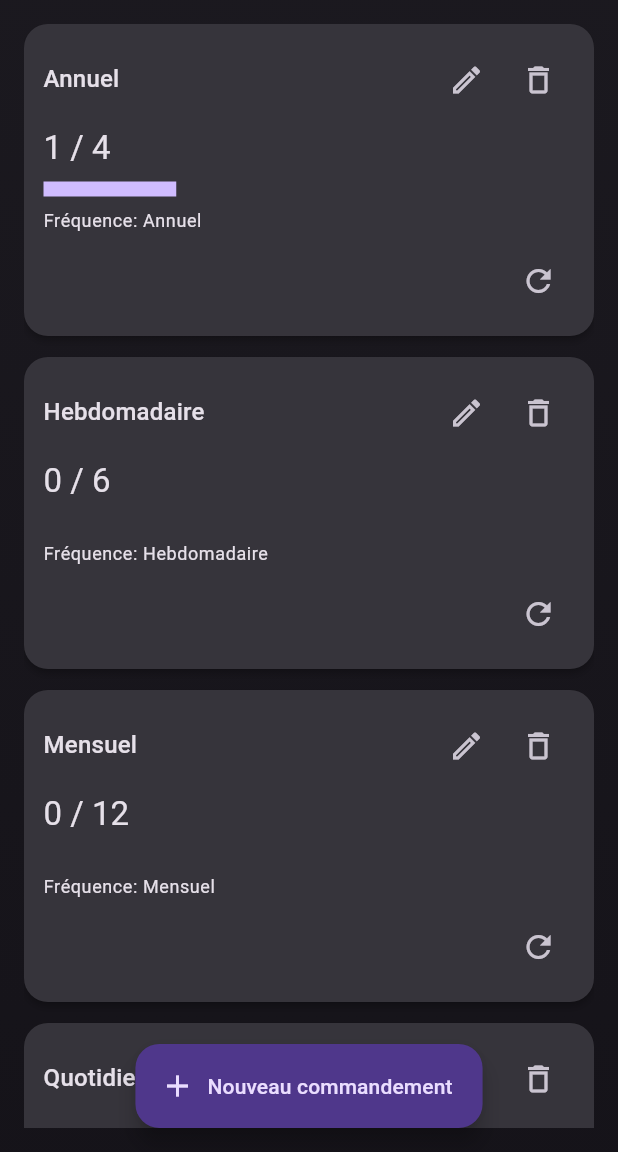
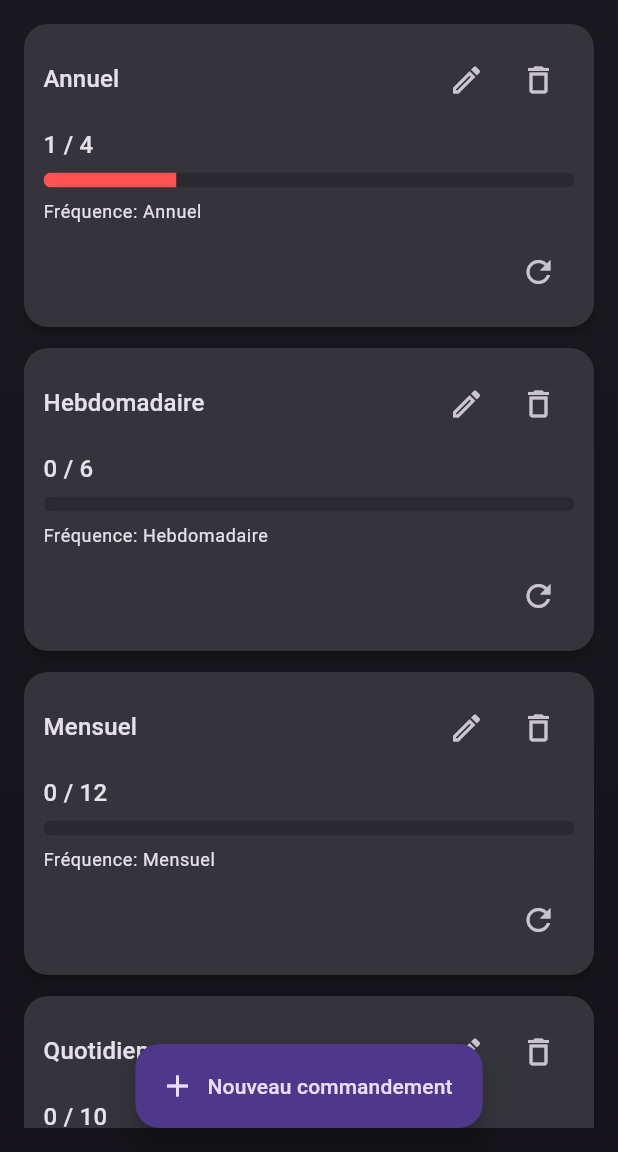
Before and after one commit to NicolasVera-dev/mes-commandements, a Flutter app: the screen it shows after launch, after a tap on "Annuel", on a phone screen of 412 x 824 dp, the part 84-1236 px from its top. Run offline on Flutter 3.47's test engine with Material 3 defaults, Android fonts, the phone set to English and light mode, and no system bars; our stand-ins replace flutter_bloc.

Commit message:
feature: Refactor CommandCard to use DynamicProgressBar for improved progress display

```diff
--- a/lib/features/counter/presentation/widgets/command_card.dart
+++ b/lib/features/counter/presentation/widgets/command_card.dart
@@ -5,6 +5,7 @@ import 'package:flutter/services.dart';
 import '../../domain/entities/command.dart';
 import '../pages/edit_command_page.dart';
 import '../state/command_provider.dart';
+import 'dynamic_progress_bar.dart';
 
 class CommandCard extends StatefulWidget {
   final Command command;
@@ -19,9 +20,6 @@ class CommandCard extends StatefulWidget {
 }
 
 class _CommandCardState extends State<CommandCard> {
-  late double _fromRatio;
-  late double _toRatio;
-
   List<TextSpan> _buildHighlightedSpans({
     required String text,
     required String query,
@@ -71,37 +69,14 @@ class _CommandCardState extends State<CommandCard> {
   }
 
   @override
-  void initState() {
-    super.initState();
-    final ratio = _progressRatio(widget.command);
-    _fromRatio = ratio;
-    _toRatio = ratio;
-  }
-
-  @override
   void didUpdateWidget(covariant CommandCard oldWidget) {
     super.didUpdateWidget(oldWidget);
-
-    final oldRatio = _progressRatio(oldWidget.command);
-    final newRatio = _progressRatio(widget.command);
     final oldCompleted = oldWidget.command.isCompleted();
     final newCompleted = widget.command.isCompleted();
 
     if (oldCompleted != newCompleted && newCompleted) {
       HapticFeedback.mediumImpact();
     }
-
-    if (oldRatio == newRatio && oldCompleted == newCompleted) return;
-
-    setState(() {
-      _fromRatio = oldRatio;
-      _toRatio = newRatio;
-    });
-  }
-
-  double _progressRatio(Command command) {
-    if (command.target <= 0) return 0.0;
-    return command.progress / command.target;
   }
 
   @override
@@ -112,9 +87,6 @@ class _CommandCardState extends State<CommandCard> {
       (p) => p.searchQuery,
     );
     final isCompleted = command.isCompleted();
-    final progressColor = isCompleted
-        ? Colors.greenAccent.shade200
-        : Theme.of(context).colorScheme.primary;
 
     final borderColor = isCompleted
         ? Colors.greenAccent.shade200.withValues(alpha: 0.55)
@@ -271,26 +243,11 @@ class _CommandCardState extends State<CommandCard> {
               const SizedBox(height: 8),
               AnimatedSwitcher(
                 duration: const Duration(milliseconds: 250),
-                child: Text(
-                  '${command.progress} / ${command.target}',
-                  key: ValueKey<int>(command.progress),
-                  style: Theme.of(context).textTheme.titleLarge,
+                child: DynamicProgressBar(
+                  key: ValueKey<String>('progress-${command.progress}-${command.target}'),
+                  progress: command.progress,
+                  target: command.target,
                 ),
-              ),
-              const SizedBox(height: 8),
-              TweenAnimationBuilder<double>(
-                duration: const Duration(milliseconds: 400),
-                curve: Curves.easeOut,
-                tween: Tween<double>(begin: _fromRatio, end: _toRatio),
-                builder: (context, value, _) {
-                  return LinearProgressIndicator(
-                    value: value.clamp(0.0, 1.0),
-                    minHeight: 10,
-                    valueColor: AlwaysStoppedAnimation<Color>(progressColor),
-                    backgroundColor:
-                        Theme.of(context).colorScheme.surfaceContainerHighest,
-                  );
-                },
               ),
               const SizedBox(height: 8),
               Text(
--- /dev/null
+++ b/lib/features/counter/presentation/widgets/dynamic_progress_bar.dart
@@ -0,0 +1,56 @@
+import 'package:flutter/material.dart';
+
+class DynamicProgressBar extends StatelessWidget {
+  final int progress;
+  final int target;
+
+  const DynamicProgressBar({
+    super.key,
+    required this.progress,
+    required this.target,
+  });
+
+  double get _ratio {
+    if (target <= 0) return 0.0;
+    final value = progress / target;
+    return value.clamp(0.0, 1.0);
+  }
+
+  Color _progressColor(BuildContext context) {
+    if (_ratio < 0.5) return Colors.redAccent;
+    if (_ratio < 0.8) return Colors.orangeAccent;
+    return Colors.greenAccent.shade200;
+  }
+
+  @override
+  Widget build(BuildContext context) {
+    final color = _progressColor(context);
+
+    return Column(
+      crossAxisAlignment: CrossAxisAlignment.start,
+      children: [
+        Text(
+          '$progress / $target',
+          style: Theme.of(context).textTheme.titleMedium,
+        ),
+        const SizedBox(height: 6),
+        TweenAnimationBuilder<double>(
+          duration: const Duration(milliseconds: 350),
+          curve: Curves.easeOutCubic,
+          tween: Tween<double>(begin: 0, end: _ratio),
+          builder: (context, value, _) {
+            return ClipRRect(
+              borderRadius: BorderRadius.circular(999),
+              child: LinearProgressIndicator(
+                value: value,
+                minHeight: 10,
+                valueColor: AlwaysStoppedAnimation<Color>(color),
+                backgroundColor: Theme.of(context).colorScheme.surfaceContainerHigh,
+              ),
+            );
+          },
+        ),
+      ],
+    );
+  }
+}
```
